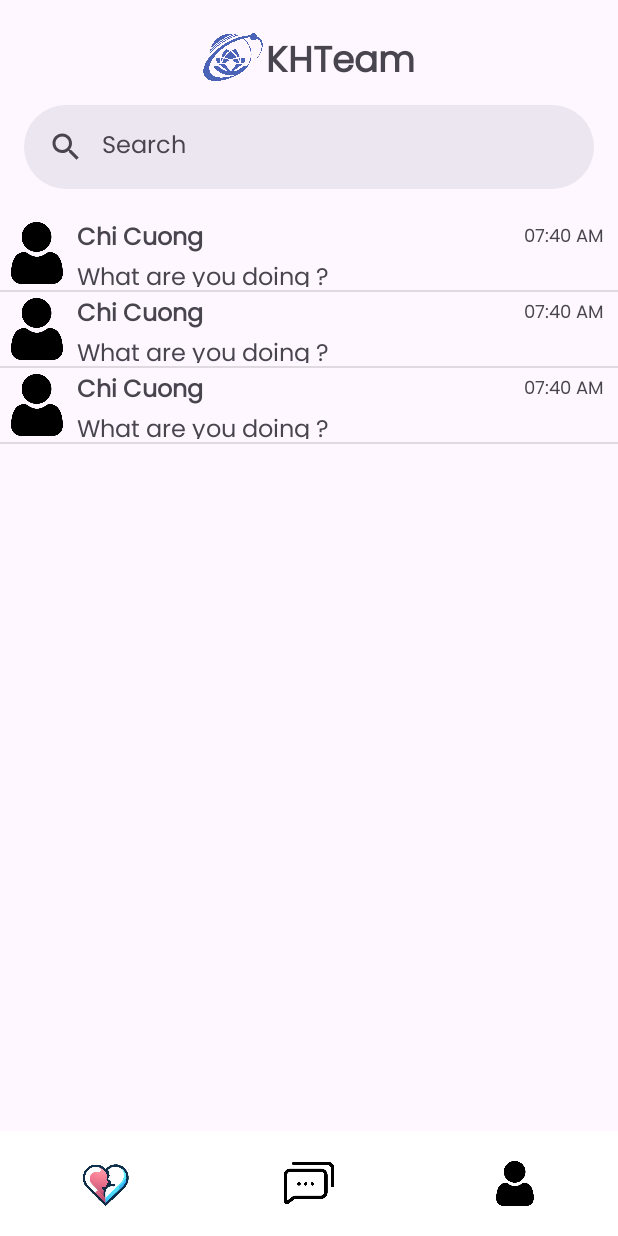
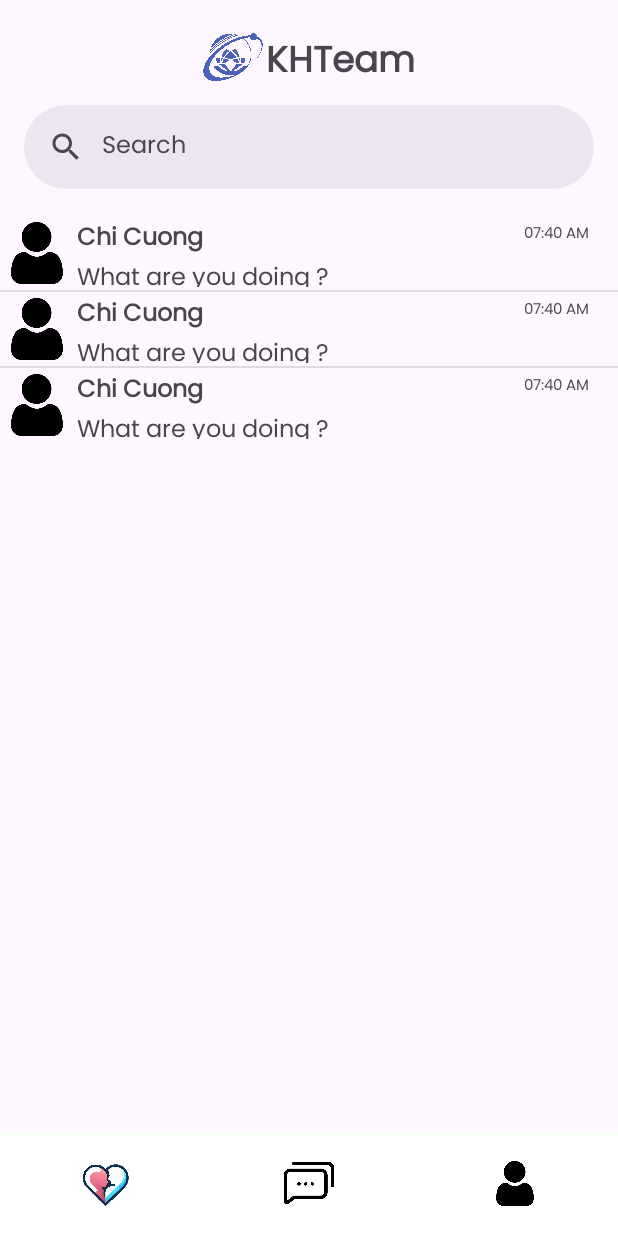
Before and after one commit to cngpc43/Android-Dating-App, an Android app: the screen it shows after launch once a user with an empty profile is signed in (chat_home_page), after a tap on an icon or button, on a phone screen of 412 x 824 dp. Run offline under Robolectric (Android 15) with nearby library versions, the light colour scheme and no system bars; our stand-ins replace CircleImageView, Firebase (no records; nobody signed in at launch, a user with empty details on screens opened directly), Picasso, sdp/ssp sizes; pictures from the network do not load.

Commit message:
change email to phone number, fix some UI, navbar not done yet

```diff
--- a/app/src/main/java/com/example/mymessengerapp/MainActivity.java
+++ b/app/src/main/java/com/example/mymessengerapp/MainActivity.java
@@ -3,6 +3,7 @@ package com.example.mymessengerapp;
 import androidx.appcompat.app.AppCompatActivity;
 
 import android.os.Bundle;
+
 import androidx.annotation.NonNull;
 import androidx.appcompat.app.AppCompatActivity;
 import androidx.recyclerview.widget.LinearLayoutManager;
@@ -14,11 +15,14 @@ import android.app.Dialog;
 import android.content.Intent;
 import android.os.Bundle;
 import android.provider.MediaStore;
+import android.view.MenuItem;
 import android.view.View;
 import android.widget.Button;
 import android.widget.FrameLayout;
 import android.widget.ImageView;
 
+import com.google.android.material.bottomnavigation.BottomNavigationView;
+import com.google.android.material.navigation.NavigationBarView;
 import com.google.firebase.auth.FirebaseAuth;
 import com.google.firebase.database.DataSnapshot;
 import com.google.firebase.database.DatabaseError;
@@ -27,32 +31,34 @@ import com.google.firebase.database.FirebaseDatabase;
 import com.google.firebase.database.ValueEventListener;
 
 import java.util.ArrayList;
+import java.util.Stack;
 
 public class MainActivity extends AppCompatActivity {
     FirebaseAuth auth;
     RecyclerView mainUserRecyclerView;
-    UserAdapter  adapter;
+    UserAdapter adapter;
     FirebaseDatabase database;
     ArrayList<Users> usersArrayList;
     ImageView notification;
     FrameLayout user, message;
+//    BottomNavigationView bottomNavigationView;
 
 
+    @SuppressLint("WrongViewCast")
     @Override
     protected void onCreate(Bundle savedInstanceState) {
         super.onCreate(savedInstanceState);
         setContentView(R.layout.activity_main);
-        if(getSupportActionBar()!=null){
 
-        getSupportActionBar().hide();
-        }
+        if (getSupportActionBar() != null)
+            getSupportActionBar().hide();
 
-        database=FirebaseDatabase.getInstance();
+        database = FirebaseDatabase.getInstance();
         auth = FirebaseAuth.getInstance();
-
 
         DatabaseReference reference = database.getReference().child("user");
 
+//        bottomNavigationView = findViewById(R.id.nav_bottom);
         usersArrayList = new ArrayList<>();
         mainUserRecyclerView = findViewById(R.id.mainUserRecyclerView);
         int spacingInPixels = getResources().getDimensionPixelSize(R.dimen._16sdp);
@@ -61,24 +67,26 @@ public class MainActivity extends AppCompatActivity {
         layoutManager.setOrientation(LinearLayoutManager.VERTICAL);
         layoutManager.setStackFromEnd(true);
         mainUserRecyclerView.setLayoutManager(layoutManager);
-        adapter = new UserAdapter(MainActivity.this,usersArrayList);
+        adapter = new UserAdapter(MainActivity.this, usersArrayList);
         mainUserRecyclerView.setAdapter(adapter);
         PagerSnapHelper snapHelper = new PagerSnapHelper();
         snapHelper.attachToRecyclerView(mainUserRecyclerView);
         mainUserRecyclerView.setLayoutManager(new LinearLayoutManager(this));
-        adapter = new UserAdapter(MainActivity.this,usersArrayList);
+        adapter = new UserAdapter(MainActivity.this, usersArrayList);
         mainUserRecyclerView.setAdapter(adapter);
+
         reference.addValueEventListener(new ValueEventListener() {
             @Override
             public void onDataChange(@NonNull DataSnapshot snapshot) {
                 String currentUserId = auth.getCurrentUser().getUid();
-                for (DataSnapshot dataSnapshot: snapshot.getChildren())
-                {
+
+                for (DataSnapshot dataSnapshot : snapshot.getChildren()) {
                     Users users = dataSnapshot.getValue(Users.class);
-                    if(users != null && !users.getUserId().equals(currentUserId)){
+                    if (users != null && !users.getUserId().equals(currentUserId)) {
                         usersArrayList.add(users);
                     }
                 }
+
                 adapter.notifyDataSetChanged();
             }
 
@@ -87,10 +95,33 @@ public class MainActivity extends AppCompatActivity {
 
             }
         });
-        if (auth.getCurrentUser() == null){
-            Intent intent = new Intent(MainActivity.this,login.class);
+        if (auth.getCurrentUser() == null) {
+            Intent intent = new Intent(MainActivity.this, login.class);
             startActivity(intent);
         }
+
+
+        // Handle Navigation touch event
+//        bottomNavigationView.setOnItemSelectedListener(new NavigationBarView.OnItemSelectedListener() {
+//            @SuppressLint("NonConstantResourceId")
+//            @Override
+//            public boolean onNavigationItemSelected(@NonNull MenuItem menuItem) {
+//                switch (menuItem.getItemId()) {
+//                    case R.id.userSetting:
+//                        Intent intentUserSetting = new Intent(MainActivity.this, setting.class);
+//                        startActivity(intentUserSetting);
+//                        return true;
+//                    case R.id.messageChat:
+//                        Intent intentMessage = new Intent(MainActivity.this, chat_home_page.class);
+//                        startActivity(intentMessage);
+//                        return true;
+//                    default:
+//                        throw new IllegalStateException("Unexpected value: " + menuItem.getItemId());
+//                        return true;
+//                }
+//            }
+//        });
+
         user = findViewById(R.id.user);
         user.setOnClickListener(new View.OnClickListener() {
             @Override
@@ -99,6 +130,7 @@ public class MainActivity extends AppCompatActivity {
                 startActivity(intent);
             }
         });
+
         message = findViewById(R.id.message);
         message.setOnClickListener(new View.OnClickListener() {
             @Override
--- a/app/src/main/java/com/example/mymessengerapp/splash.java
+++ b/app/src/main/java/com/example/mymessengerapp/splash.java
@@ -23,18 +23,17 @@ public class splash extends AppCompatActivity {
     Animation topAnim, bottomAnim;
 
 
-
     @SuppressLint("MissingInflatedId")
     @Override
     protected void onCreate(Bundle savedInstanceState) {
         super.onCreate(savedInstanceState);
         setContentView(R.layout.activity_splash);
-        if (getSupportActionBar() != null){
+        if (getSupportActionBar() != null) {
             getSupportActionBar().hide();
         }
 
         logo = findViewById(R.id.logoimg);
-        own1 = findViewById(R.id.from);
+        own1 = findViewById(R.id.tv_title);
         own2 = findViewById(R.id.group_name);
 
 //        topAnim = AnimationUtils.loadAnimation(this,R.anim.top_animation);
@@ -48,10 +47,10 @@ public class splash extends AppCompatActivity {
         new Handler().postDelayed(new Runnable() {
             @Override
             public void run() {
-                Intent intent = new Intent(splash.this,MainActivity.class);
+                Intent intent = new Intent(splash.this, MainActivity.class);
                 startActivity(intent);
                 finish();
             }
-        },1000);
+        }, 1000);
     }
 }
--- /dev/null
+++ b/app/src/main/res/drawable/baseline_chat_24.xml
@@ -0,0 +1,5 @@
+<vector xmlns:android="http://schemas.android.com/apk/res/android" android:autoMirrored="true" android:height="36dp" android:tint="#000000" android:viewportHeight="24" android:viewportWidth="24" android:width="36dp">
+
+    <path android:fillColor="@android:color/white" android:pathData="M20,2L4,2c-1.1,0 -1.99,0.9 -1.99,2L2,22l4,-4h14c1.1,0 2,-0.9 2,-2L22,4c0,-1.1 -0.9,-2 -2,-2zM6,9h12v2L6,11L6,9zM14,14L6,14v-2h8v2zM18,8L6,8L6,6h12v2z"/>
+
+</vector>
--- a/app/src/main/res/drawable/baseline_mail_outline_32.xml
+++ /dev/null
@@ -1,5 +0,0 @@
-<vector xmlns:android="http://schemas.android.com/apk/res/android" android:height="32dp" android:tint="#000000" android:viewportHeight="24" android:viewportWidth="24" android:width="32dp">
-
-    <path android:fillColor="@android:color/white" android:pathData="M20,4L4,4c-1.1,0 -1.99,0.9 -1.99,2L2,18c0,1.1 0.9,2 2,2h16c1.1,0 2,-0.9 2,-2L22,6c0,-1.1 -0.9,-2 -2,-2zM20,18L4,18L4,8l8,5 8,-5v10zM12,11L4,6h16l-8,5z"/>
-
-</vector>
--- /dev/null
+++ b/app/src/main/res/drawable/baseline_person_outline_24.xml
@@ -0,0 +1,5 @@
+<vector xmlns:android="http://schemas.android.com/apk/res/android" android:height="36dp" android:tint="#000000" android:viewportHeight="24" android:viewportWidth="24" android:width="36dp">
+
+    <path android:fillColor="@android:color/white" android:pathData="M12,5.9c1.16,0 2.1,0.94 2.1,2.1s-0.94,2.1 -2.1,2.1S9.9,9.16 9.9,8s0.94,-2.1 2.1,-2.1m0,9c2.97,0 6.1,1.46 6.1,2.1v1.1L5.9,18.1L5.9,17c0,-0.64 3.13,-2.1 6.1,-2.1M12,4C9.79,4 8,5.79 8,8s1.79,4 4,4 4,-1.79 4,-4 -1.79,-4 -4,-4zM12,13c-2.67,0 -8,1.34 -8,4v3h16v-3c0,-2.66 -5.33,-4 -8,-4z"/>
+
+</vector>
--- a/app/src/main/res/layout/activity_chat_home_page.xml
+++ b/app/src/main/res/layout/activity_chat_home_page.xml
@@ -72,22 +72,5 @@
         app:layout_constraintStart_toStartOf="parent"
         app:layout_constraintTop_toBottomOf="@+id/coorl_search" />
 
-
-    <LinearLayout
-        android:id="@+id/ll_bottom"
-        android:layout_width="match_parent"
-        android:layout_height="wrap_content"
-        app:layout_constraintBottom_toBottomOf="parent"
-        app:layout_constraintEnd_toEndOf="parent"
-        app:layout_constraintStart_toStartOf="parent"
-        app:layout_constraintTop_toBottomOf="@+id/lv_list_chat">
-
-<!--        <com.google.android.material.bottomnavigation.BottomNavigationView-->
-<!--            android:id="@+id/bottom_navigation"-->
-<!--            android:layout_width="match_parent"-->
-<!--            android:layout_height="wrap_content"-->
-<!--            app:menu="@menu/bottom_navigation_menu" />-->
-        <include layout="@layout/navigation_bar" />
-    </LinearLayout>
-
+    <include layout="@layout/navigation_bar" />
 </androidx.constraintlayout.widget.ConstraintLayout>
--- a/app/src/main/res/layout/chat_item.xml
+++ b/app/src/main/res/layout/chat_item.xml
@@ -3,12 +3,12 @@
     xmlns:tools="http://schemas.android.com/tools"
     android:id="@+id/ll_chat_item"
     android:layout_width="match_parent"
-    android:layout_height="49dp"
+    android:layout_height="wrap_content"
     android:orientation="horizontal">
 
     <ImageView
         android:layout_width="49dp"
-        android:layout_height="match_parent"
+        android:layout_height="49dp"
         android:padding="4dp"
         android:scaleType="fitCenter"
         android:src="@drawable/user_icon"
@@ -41,5 +41,5 @@
         android:layout_height="match_parent"
         android:paddingTop="4dp"
         android:text="07:40 AM"
-        android:textSize="12sp" />
+        android:textSize="10sp" />
 </LinearLayout>
--- a/app/src/main/res/layout/navigation_bar.xml
+++ b/app/src/main/res/layout/navigation_bar.xml
@@ -1,32 +1,33 @@
- <LinearLayout
-        xmlns:android="http://schemas.android.com/apk/res/android"
+<LinearLayout xmlns:android="http://schemas.android.com/apk/res/android"
     xmlns:app="http://schemas.android.com/apk/res-auto"
+    xmlns:tools="http://schemas.android.com/tools"
+    android:id="@+id/bottomBar"
     android:layout_width="match_parent"
     android:layout_height="wrap_content"
     android:layout_alignParentBottom="true"
-        android:orientation="horizontal"
-        android:id="@+id/bottomBar"
     android:background="@color/white"
-        app:layout_constraintBottom_toBottomOf="parent"
-        >
+    app:layout_constraintBottom_toBottomOf="parent">
+
     <ImageView
         android:id="@+id/home"
         android:layout_width="0dp"
         android:layout_height="@dimen/_70sdp"
+        android:layout_weight="1"
         android:src="@drawable/logo_dating"
-            android:layout_weight="1"
-            />
+        tools:ignore="ContentDescription" />
+
     <FrameLayout
         android:id="@+id/message"
         android:layout_width="0dp"
         android:layout_height="@dimen/_70sdp"
         android:layout_weight="1">
+
         <ImageView
             android:layout_width="wrap_content"
             android:layout_height="36dp"
             android:layout_gravity="end|center_vertical"
             android:src="@drawable/message_icon"
-            />
+            tools:ignore="ContentDescription" />
     </FrameLayout>
 
     <FrameLayout
@@ -36,10 +37,17 @@
         android:layout_weight="1">
 
         <ImageView
-
             android:layout_width="wrap_content"
             android:layout_height="@dimen/_30sdp"
             android:layout_gravity="center"
-             android:src="@drawable/user_icon" />
+            android:src="@drawable/user_icon"
+            tools:ignore="ContentDescription" />
     </FrameLayout>
+
+
+    <!--    <com.google.android.material.bottomnavigation.BottomNavigationView-->
+    <!--        android:id="@+id/nav_bottom"-->
+    <!--        android:layout_width="match_parent"-->
+    <!--        android:layout_height="wrap_content"-->
+    <!--        app:menu="@menu/bottom_navigation_menu" />-->
 </LinearLayout>
--- a/app/src/main/res/menu/bottom_navigation_menu.xml
+++ b/app/src/main/res/menu/bottom_navigation_menu.xml
@@ -2,23 +2,18 @@
 <menu xmlns:android="http://schemas.android.com/apk/res/android"
     xmlns:tools="http://schemas.android.com/tools">
     <item
-        android:id="@+id/item_1"
+        android:id="@+id/home"
         android:enabled="true"
-        android:icon="@drawable/baseline_mail_outline_32"
+        android:icon="@drawable/logo_dating"
         tools:ignore="MenuTitle" />
     <item
-        android:id="@+id/item_2"
+        android:id="@+id/messageChat"
         android:enabled="true"
-        android:icon="@drawable/baseline_local_phone_32"
+        android:icon="@drawable/baseline_chat_24"
         tools:ignore="MenuTitle" />
     <item
-        android:id="@+id/item_3"
+        android:id="@+id/userSetting"
         android:enabled="true"
-        android:icon="@drawable/baseline_people_alt_32"
-        tools:ignore="MenuTitle" />
-    <item
-        android:id="@+id/item_4"
-        android:enabled="true"
-        android:icon="@drawable/baseline_contacts_32"
+        android:icon="@drawable/baseline_person_outline_24"
         tools:ignore="MenuTitle" />
 </menu>
--- a/app/src/main/res/values/strings.xml
+++ b/app/src/main/res/values/strings.xml
@@ -7,4 +7,5 @@
     <string name="search_hint">Search</string>
     <string name="enter_email">Enter your e-mail</string>
     <string name="enter_pass">Enter your password</string>
+    <string name="enter_num_phone">Enter your phone number</string>
 </resources>
```
Also changed, not shown: app/build.gradle.kts (+5 -2 lines), app/src/main/res/layout/activity_login.xml (+4 -4 lines), app/src/main/res/layout/activity_main.xml (+13 -17 lines), app/src/main/res/layout/activity_registration.xml (+4 -4 lines), app/src/main/res/layout/user_item.xml (+36 -35 lines), 1 other file. Lines whose indentation alone changed are shown as unchanged.
